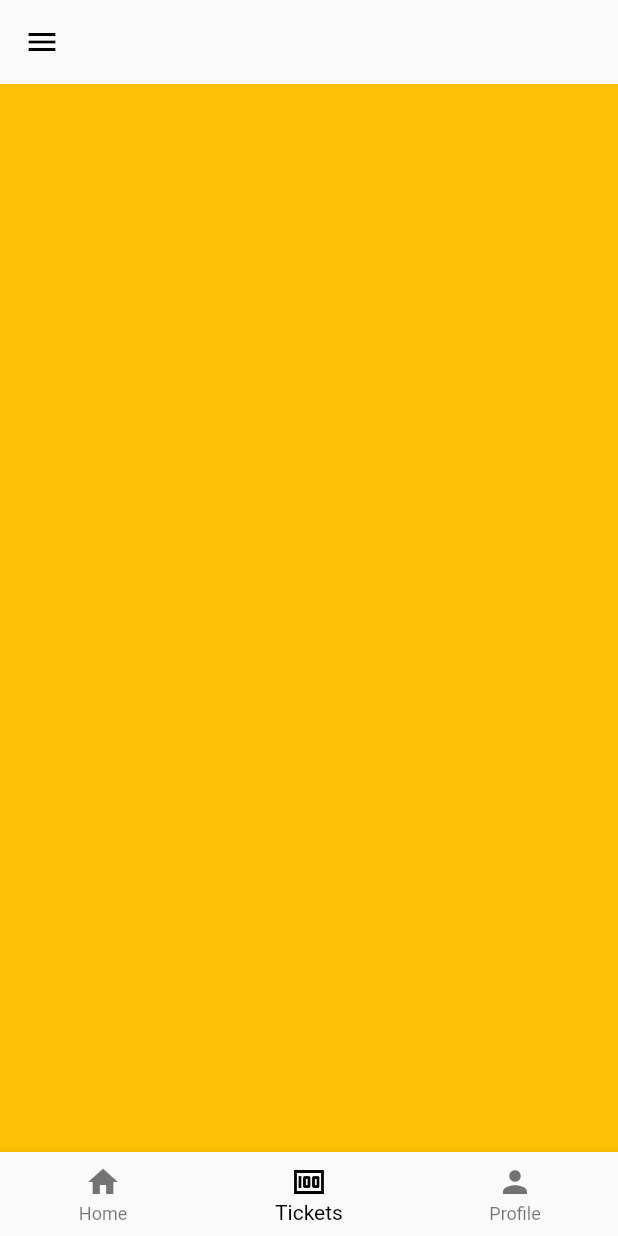
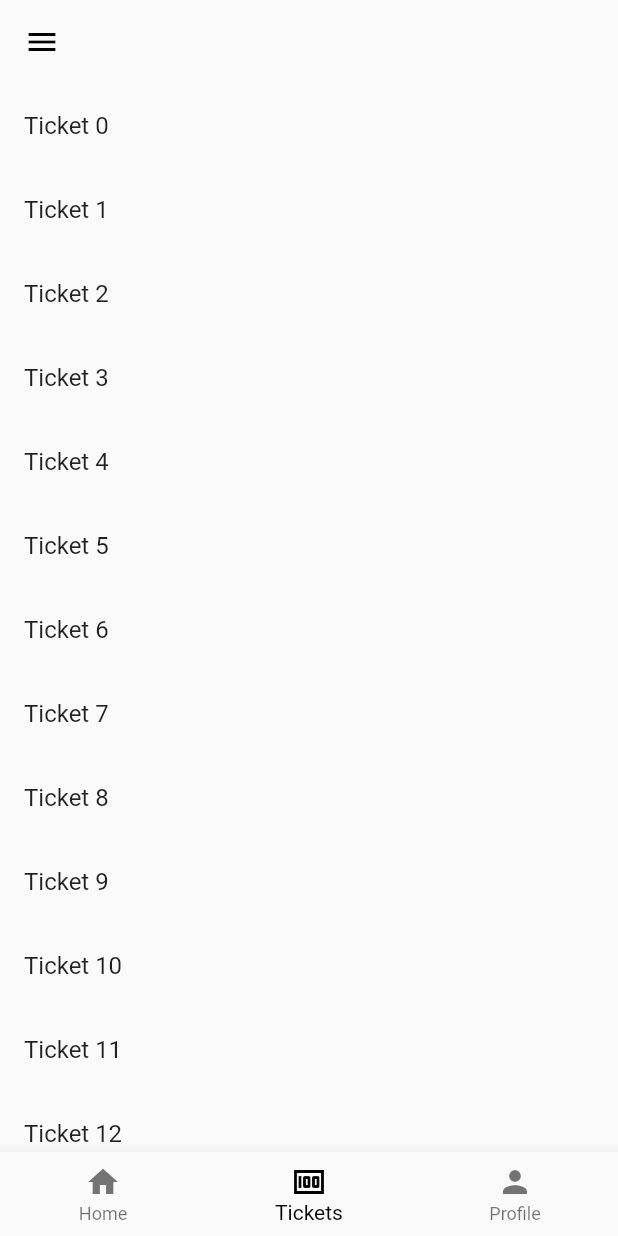
Before and after one commit to paopp2/kasado, a Flutter app: the screen it shows once a user with an empty profile is signed in, item 2 of the bottom bar chosen, on a phone screen of 412 x 824 dp. Run offline on Flutter 3.47's test engine with Material 2 defaults, Android fonts, the phone set to English and light mode, and no system bars; our stand-ins replace dartz, firebase_auth, firebase_core, flutter_hooks, fluttertoast, freezed_annotation and 4 more; accounts and stored records are empty; network calls fail.

Commit message:
Add temporary designs for Tickets and Profile HomeView tabs

```diff
--- a/lib/ui/home/home_view.dart
+++ b/lib/ui/home/home_view.dart
@@ -36,8 +36,8 @@ class HomeView extends HookConsumerWidget {
                   model: model,
                   constraints: constraints,
                 ),
-                const TicketsTab(),
-                const ProfileTab(),
+                TicketsTab(constraints: constraints),
+                ProfileTab(constraints: constraints),
               ],
             ),
             bottomNavigationBar: BottomNavigationBar(
--- a/lib/ui/home/tabs/tickets/tickets_tab.dart
+++ b/lib/ui/home/tabs/tickets/tickets_tab.dart
@@ -2,11 +2,20 @@ import 'package:flutter/material.dart';
 
 class TicketsTab extends StatelessWidget {
   const TicketsTab({
+    required this.constraints,
     Key? key,
   }) : super(key: key);
 
+  final BoxConstraints constraints;
+
   @override
   Widget build(BuildContext context) {
-    return Container(color: Colors.amber);
+    return ListView.builder(
+      itemBuilder: (context, index) {
+        return ListTile(
+          title: Text("Ticket $index"),
+        );
+      },
+    );
   }
 }
```
Also changed, not shown: lib/ui/home/tabs/profile/profile_tab.dart (+6 -1 lines).
